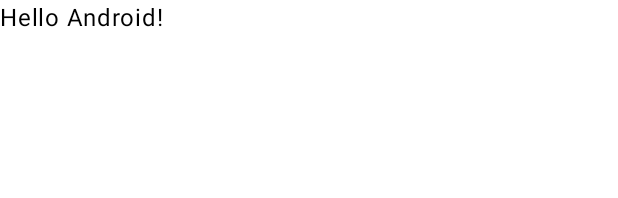
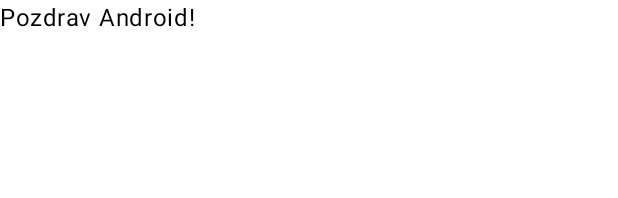
Before and after one commit to stcksmsh/BeogradPlusPlus, an Android app built with Jetpack Compose: the @Preview function GreetingPreview, on a phone screen of 412 x 824 dp. Shown: the top 198 px of the screen. Run offline under Robolectric (Android 15) with nearby library versions, the phone set to English and light mode, and no system bars.

Commit message:
modified MainActivity.kt

```diff
--- a/app/src/main/java/io/github/stcksmsh/beogradplusplus/MainActivity.kt
+++ b/app/src/main/java/io/github/stcksmsh/beogradplusplus/MainActivity.kt
@@ -19,7 +19,7 @@ class MainActivity : ComponentActivity() {
             BeogradPlusPlusTheme {
                 // A surface container using the 'background' color from the theme
                 Surface(modifier = Modifier.fillMaxSize(), color = MaterialTheme.colorScheme.background) {
-                    Greeting("Android")
+                    Greeting("Beograde")
                 }
             }
         }
@@ -29,7 +29,7 @@ class MainActivity : ComponentActivity() {
 @Composable
 fun Greeting(name: String, modifier: Modifier = Modifier) {
     Text(
-        text = "Hello $name!",
+        text = "Pozdrav $name!",
         modifier = modifier
     )
 }
```
